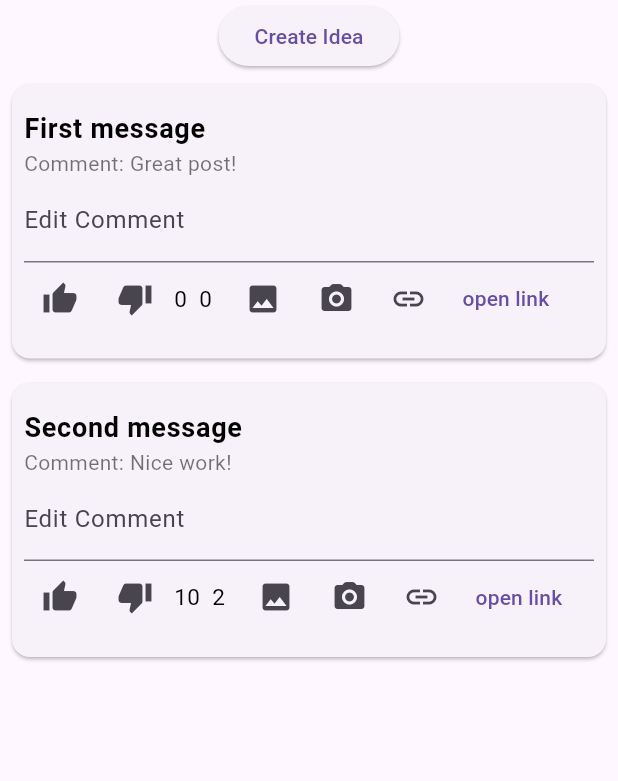
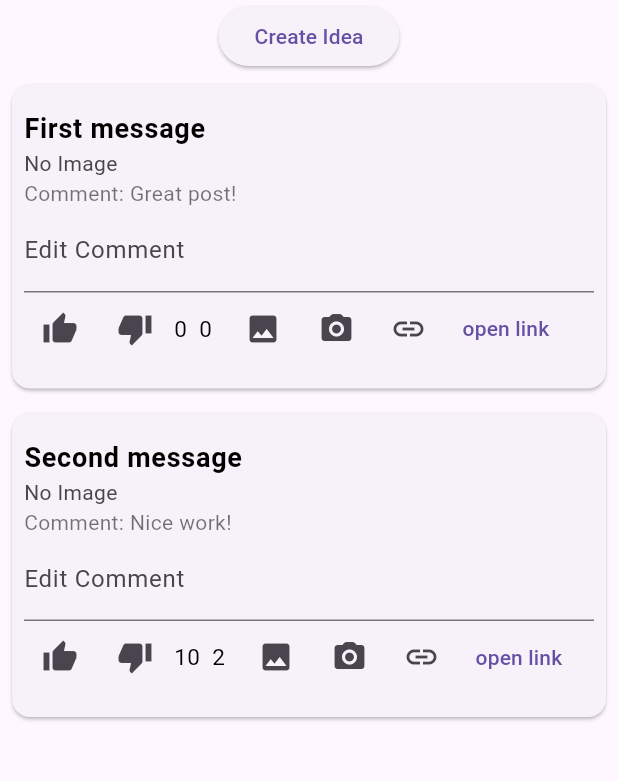
Before and after one commit to Sam20042/BuzzApplication, a Flutter app: the screen it shows once a user with an empty profile is signed in, on a phone screen of 412 x 824 dp, the part 84-865 px from its top. Run offline on Flutter 3.47's test engine with Material 3 defaults, Android fonts, the phone set to English and light mode, and no system bars; our stand-ins replace camera, firebase_auth, firebase_core, google_sign_in, image_picker and 1 more; missing offline and left inert: dart:ffi, gal; accounts and stored records are empty.

Commit message:
almost figured out adding images?

```diff
--- a/mobile/flutter/ideas_application/lib/main.dart
+++ b/mobile/flutter/ideas_application/lib/main.dart
@@ -94,8 +94,8 @@ class FigmaToCodeApp extends StatefulWidget {
 class _FigmaToCodeAppState extends State<FigmaToCodeApp> {
   // Mock JSON database: List of messages
   List<Map<String, dynamic>> messages = [
-    {"mId": 1, "mMessage": "First message", "mLikes": 0, "mDislikes": 0, "mComment": "Great post!"},
-    {"mId": 2, "mMessage": "Second message", "mLikes": 10, "mDislikes": 2, "mComment": "Nice work!"},
+    {"mId": 1, "mMessage": "First message", "mLikes": 0, "mDislikes": 0, "mComment": "Great post!", "mImage": null},
+    {"mId": 2, "mMessage": "Second message", "mLikes": 10, "mDislikes": 2, "mComment": "Nice work!", "mImage": null},
   ];
 
   // Function to print the database (messages list) as JSON
@@ -113,6 +113,7 @@ class _FigmaToCodeAppState extends State<FigmaToCodeApp> {
         "mLikes": 0, // Initial likes
         "mDislikes": 0, // Initial dislikes
         "mComment": null, // Empty comment initially
+        "mImage": null, //empty image initially
       });
     });
 
@@ -129,6 +130,7 @@ class _FigmaToCodeAppState extends State<FigmaToCodeApp> {
         "mLikes": 0, // Initial likes
         "mDislikes": 0, // Initial dislikes
         "mComment": null, // Empty comment initially
+        "mImage": null, //empty image initially
       });
     });
 
@@ -172,10 +174,10 @@ class _FigmaToCodeAppState extends State<FigmaToCodeApp> {
   void updateCommentImage(int id, File? image){
     setState(() {
       final message = messages.firstWhere((msg) => msg['mId'] == id);
-      message['mComment'] = image?.path;
+      message['mImage'] = image;
     });
 
-    print('Comment updated for message ID $id with the file path');
+    print('Comment updated for message ID $id with the image');
     printDatabase(); // Print updated database
   }
 
--- a/mobile/flutter/ideas_application/lib/messages/message_list.dart
+++ b/mobile/flutter/ideas_application/lib/messages/message_list.dart
@@ -45,6 +45,12 @@ class MessageList extends StatelessWidget {
               crossAxisAlignment: CrossAxisAlignment.start,
               children: [
                 // Comment Display
+                if(message['mImage'] != null)
+                  Image.file(message['mImage'],
+                  width: 50,
+                  height: 50)
+                  else
+                    const Text('No Image'),
                 Text(
                   'Comment: ${message['mComment'] ?? 'No comment'}',
                   style: const TextStyle(
@@ -105,7 +111,7 @@ class MessageList extends StatelessWidget {
                     IconButton(
                       icon: const Icon(Icons.image),
                       onPressed: () async{
-                        final newMessage = await Navigator.push<String>(
+                        final newMessage = await Navigator.push<File>(
                           context,
                           MaterialPageRoute(
                             builder: (context) => GalleryPage(Messageid: message['mId'], onUpdateCommentImage: (id,url){
@@ -114,11 +120,10 @@ class MessageList extends StatelessWidget {
                           )
                         );
                         if(newMessage != null){
-                          updateMessage = newMessage;
+                          updateMessageImage = newMessage;
                           onUpdateCommentImage(message['mId'], updateMessageImage);
                         }
                       }
-                      //onPressed: () => onUpdateDislikes(message['mId'], 1), // Increment by 1
                     ),
                     const SizedBox(width: 1),
                     IconButton(
```
